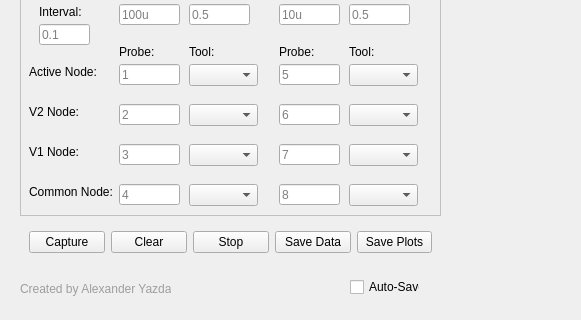
Above: DC_Sampling_GUI_8Probe_backend.ui from Alexyazdani/GUI_Testing before the change; both pictures show x 0 to 581 and y 203 to 523 of the 1108 by 523 pixel window. Below: the same form after it.
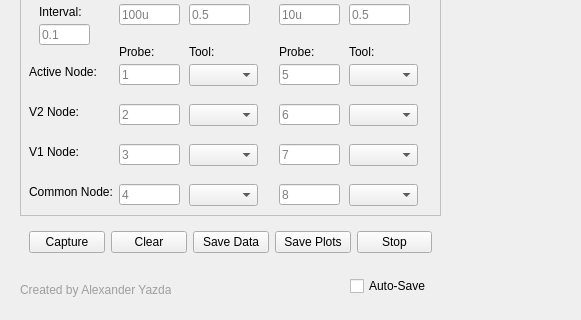
That is the form after the change.

What changed in the file:
```diff
--- a/DC_Sampling_GUI_8Probe_backend.ui
+++ b/DC_Sampling_GUI_8Probe_backend.ui
@@ -725,13 +725,6 @@
            </property>
           </widget>
          </item>
-         <item>
-          <widget class="QPushButton" name="cancel_button">
-           <property name="text">
-            <string>Stop</string>
-           </property>
-          </widget>
-         </item>
          <item>
           <widget class="QPushButton" name="save_data_button">
            <property name="text">
@@ -746,6 +739,13 @@
            </property>
           </widget>
          </item>
+         <item>
+          <widget class="QPushButton" name="cancel_button">
+           <property name="text">
+            <string>Stop</string>
+           </property>
+          </widget>
+         </item>
         </layout>
        </widget>
       </item>
@@ -774,7 +774,7 @@
          <property name="geometry">
           <rect>
            <x>0</x>
-           <y>10</y>
+           <y>11</y>
            <width>151</width>
            <height>20</height>
           </rect>
@@ -792,8 +792,8 @@
          <property name="geometry">
           <rect>
            <x>330</x>
-           <y>8</y>
-           <width>70</width>
+           <y>7</y>
+           <width>91</width>
            <height>20</height>
           </rect>
          </property>
```
